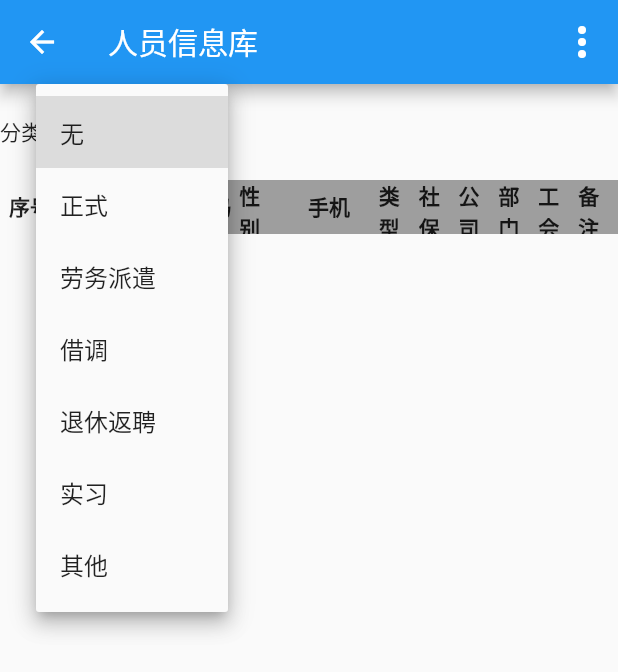
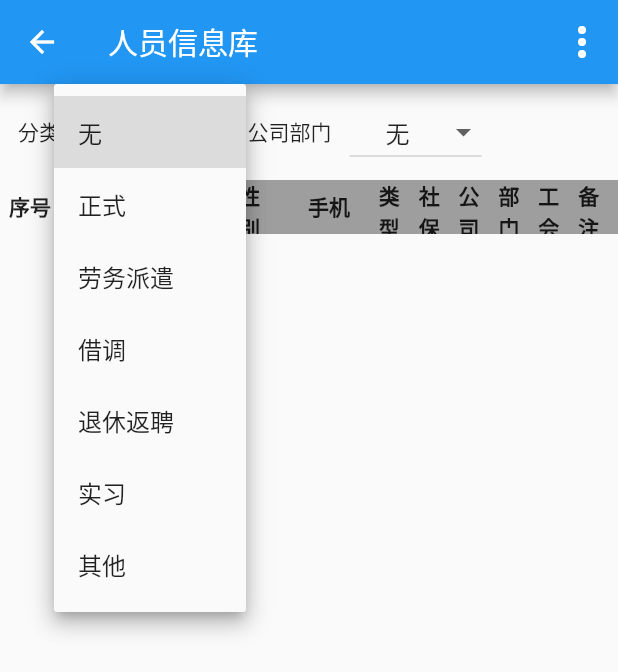
Before and after one commit to devin1014/desktop_demo, a Flutter app: the EmployeeDatabase screen opened directly, after a tap on an icon or button, on a phone screen of 412 x 824 dp. Shown: the top 672 px of the screen. Run offline on Flutter 3.47's test engine with Material 2 defaults, Android fonts, the phone set to English and light mode, and no system bars; our stand-ins replace file_picker, logger, shared_preferences, sqflite_common, sqflite_common_ffi; missing offline and left inert: spreadsheet_decoder, syncfusion_flutter_xlsio; accounts and stored records are empty.

Commit message:
[add] support Filter by 'company'

```diff
--- a/lib/database/provider.dart
+++ b/lib/database/provider.dart
@@ -123,16 +123,18 @@ class DatabaseProvider {
 
   Future<Result<List<Employee>>> query({
     String? type,
-    String groupBy = "id",
+    String? company,
     List<String>? orderByList,
     bool asc = true,
   }) {
     return _databaseFuture.then((database) async {
       List<Map<String, dynamic>> result = await database.query(
         _tableName,
-        where: type != null ? "${IEmployee.column_type} = ?" : null,
-        whereArgs: type != null ? [type] : null,
-        groupBy: groupBy,
+        where: SqlHelper.buildWhereSql([
+          type != null ? IEmployee.column_type : null,
+          company != null ? IEmployee.column_company : null,
+        ]),
+        whereArgs: SqlHelper.buildWhereValue([type, company]),
         orderBy: SqlHelper.orderBy(orderByList, asc),
       );
       final list = result.map((e) => Employee.fromJson(e)).toList();
--- a/lib/database/sql_helper.dart
+++ b/lib/database/sql_helper.dart
@@ -39,4 +39,35 @@ class SqlHelper {
     }
     return buffer.toString();
   }
+
+  static String? buildWhereSql(List<String?>? input) {
+    final List<String>? list = _removeNullItem(input);
+    if (list == null || list.isEmpty) return null;
+    const and = "AND";
+    StringBuffer buffer = StringBuffer();
+    for (var element in list) {
+      if (buffer.isNotEmpty) buffer.write(" $and ");
+      buffer.write("$element = ?");
+    }
+    return buffer.toString();
+  }
+
+  static List<String>? buildWhereValue(List<String?>? input) {
+    final List<String>? list = _removeNullItem(input);
+    if (list == null || list.isEmpty) return null;
+    return list;
+  }
+
+  static List<String>? _removeNullItem(List<String?>? list) {
+    if (list != null && list.isNotEmpty) {
+      final List<String> data = [];
+      for (var element in list) {
+        if (element != null) {
+          data.add(element);
+        }
+      }
+      return data;
+    }
+    return null;
+  }
 }
--- a/lib/employee_db.dart
+++ b/lib/employee_db.dart
@@ -5,10 +5,11 @@ import 'package:desktop_demo/database/search.dart';
 import 'package:desktop_demo/database/table.dart';
 import 'package:desktop_demo/dialog.dart';
 import 'package:desktop_demo/excel/excel.dart';
-import 'package:desktop_demo/filter.dart';
 import 'package:desktop_demo/routers.dart';
 import 'package:file_picker/file_picker.dart';
 import 'package:flutter/material.dart';
+
+import 'filter.dart';
 
 class EmployeeDatabase extends StatefulWidget {
   const EmployeeDatabase({Key? key}) : super(key: key);
@@ -41,23 +42,7 @@ class _EmployeeDatabaseState extends State<EmployeeDatabase> {
       ),
       body: Column(
         children: [
-          SizedBox(
-            height: 64,
-            child: Row(
-              children: [
-                SizedBox(
-                  width: 196,
-                  child: Filter(
-                    title: "分类",
-                    list: IEmployee.value_work_types,
-                    valueChanged: (changed) {
-                      _query(type: changed);
-                    },
-                  ),
-                ),
-              ],
-            ),
-          ),
+          SizedBox(height: 64, child: _buildFilter()),
           // const Divider(height: 1.0, color: Colors.grey),
           Expanded(
             child: ValueListenableBuilder<List<Employee>>(
@@ -110,6 +95,33 @@ class _EmployeeDatabaseState extends State<EmployeeDatabase> {
         iconSize: 32,
         onCanceled: () {},
       );
+
+  String? _filterType = null;
+  String? _filterCompany = null;
+
+  Widget _buildFilter() {
+    return Row(
+      children: [
+        Filter(
+          title: "分类",
+          list: IEmployee.value_work_types,
+          valueChanged: (changed) {
+            _filterType = changed;
+            _query();
+          },
+        ),
+        VerticalDivider(width: 1, thickness: 1, indent: 12, endIndent: 12, color: Colors.grey.shade300),
+        Filter(
+          title: "公司部门",
+          list: IEmployee.value_companion,
+          valueChanged: (changed) {
+            _filterCompany = changed;
+            _query();
+          },
+        ),
+      ],
+    );
+  }
 
   void _insert(BuildContext pageContext, {Employee? employee}) {
     Routers().push(
@@ -184,7 +196,11 @@ class _EmployeeDatabaseState extends State<EmployeeDatabase> {
     ExcelUtil.createExcel(absPath, _valueNotifier.value);
   }
 
-  void _query({String? type}) async {
-    _valueNotifier.value = (await _provider.query(type: type)).data!;
+  void _query() async {
+    _valueNotifier.value = (await _provider.query(
+      type: _filterType,
+      company: _filterCompany,
+    ))
+        .data!;
   }
 }
--- a/lib/filter.dart
+++ b/lib/filter.dart
@@ -27,6 +27,7 @@ class _FilterState extends State<Filter> {
   Widget build(BuildContext context) {
     return Row(
       children: [
+        const SizedBox(width: 12),
         Text(widget.title),
         const SizedBox(width: 12),
         DropdownButton(
@@ -45,6 +46,7 @@ class _FilterState extends State<Filter> {
                 widget.valueChanged(changed);
               }
             }),
+        const SizedBox(width: 12),
       ],
     );
   }
```
